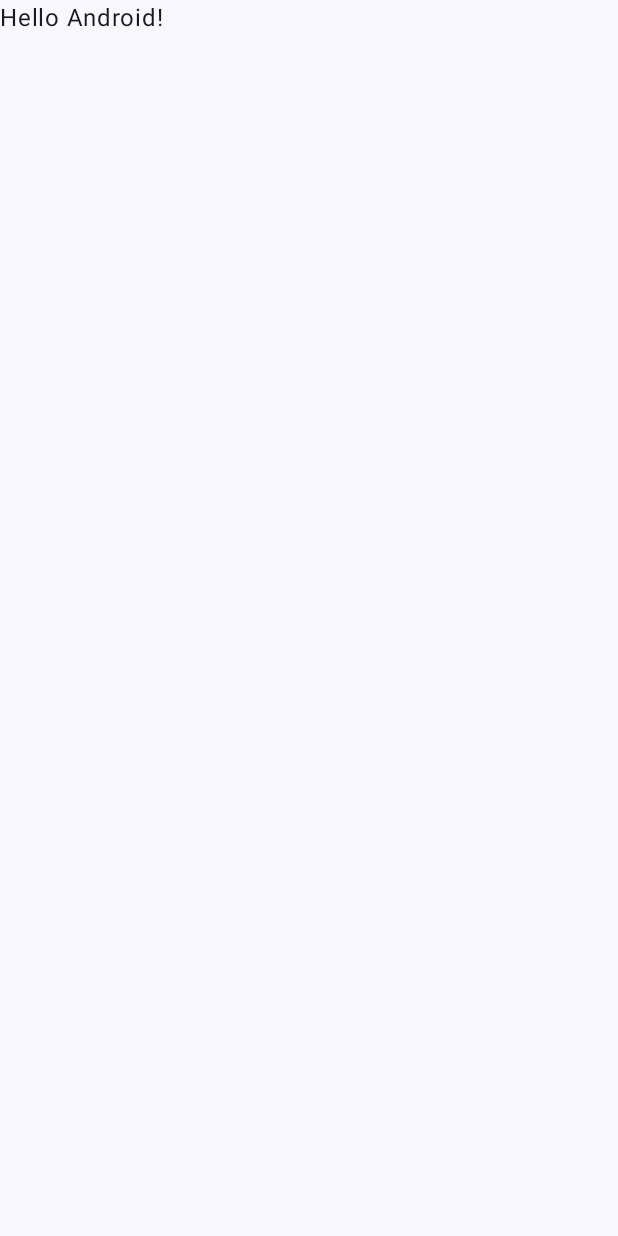
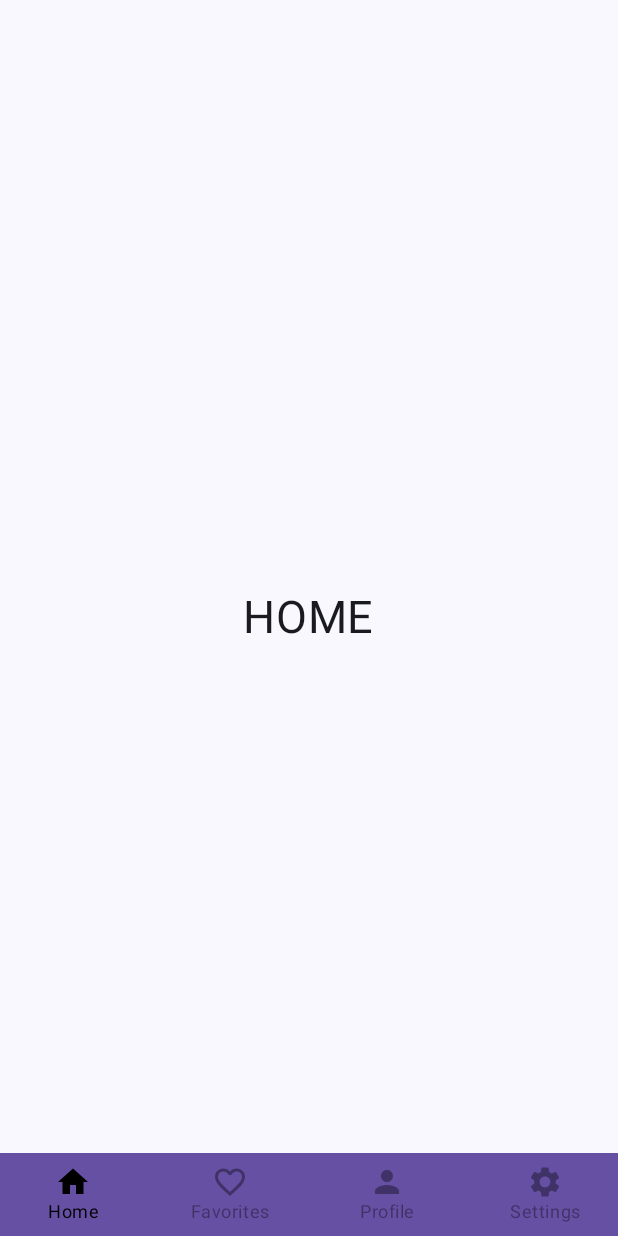
Before and after one commit to alejandro342/BottomNavBar, an Android app built with Jetpack Compose: the screen it shows after launch (MainActivity), on a phone screen of 412 x 824 dp. Before the commit the screen is almost empty. Run offline under Robolectric (Android 15) with nearby library versions, the phone set to English and light mode, and no system bars.

Commit message:
Navegación
BottomNav Navegación con las vistas de cada componente de la bottomNavBar

Co-Authored-By: Alejandro Ambrosio <67438573+alejandro342@users.noreply.github.com>

```diff
--- a/app/src/main/java/com/alejandro_dev_links/bottomnavbar/MainActivity.kt
+++ b/app/src/main/java/com/alejandro_dev_links/bottomnavbar/MainActivity.kt
@@ -6,13 +6,15 @@ import androidx.activity.compose.setContent
 import androidx.compose.foundation.layout.fillMaxSize
 import androidx.compose.material3.MaterialTheme
 import androidx.compose.material3.Surface
-import androidx.compose.material3.Text
-import androidx.compose.runtime.Composable
 import androidx.compose.ui.Modifier
-import androidx.compose.ui.tooling.preview.Preview
+import androidx.navigation.NavHostController
+import androidx.navigation.compose.rememberNavController
+import com.alejandro_dev_links.bottomnavbar.presentation.mycomponents.bottombar.screen.UserHomerScreen
 import com.alejandro_dev_links.bottomnavbar.ui.theme.BottomNavBarTheme
 
 class MainActivity : ComponentActivity() {
+
+    lateinit var navController: NavHostController
     override fun onCreate(savedInstanceState: Bundle?) {
         super.onCreate(savedInstanceState)
         setContent {
@@ -22,25 +24,10 @@ class MainActivity : ComponentActivity() {
                     modifier = Modifier.fillMaxSize(),
                     color = MaterialTheme.colorScheme.background
                 ) {
-                    Greeting("Android")
+                    navController = rememberNavController()
+                    UserHomerScreen(navController)
                 }
             }
         }
     }
 }
-
-@Composable
-fun Greeting(name: String, modifier: Modifier = Modifier) {
-    Text(
-        text = "Hello $name!",
-        modifier = modifier
-    )
-}
-
-@Preview(showBackground = true)
-@Composable
-fun GreetingPreview() {
-    BottomNavBarTheme {
-        Greeting("Android")
-    }
-}
--- /dev/null
+++ b/app/src/main/java/com/alejandro_dev_links/bottomnavbar/presentation/mycomponents/bottombar/components/UserBottomBar.kt
@@ -0,0 +1,37 @@
+package com.alejandro_dev_links.bottomnavbar.presentation.mycomponents.bottombar.components
+
+import androidx.compose.foundation.layout.height
+import androidx.compose.material3.NavigationBar
+import androidx.compose.runtime.Composable
+import androidx.compose.runtime.getValue
+import androidx.compose.ui.Modifier
+import androidx.compose.ui.unit.dp
+import androidx.navigation.NavHostController
+import androidx.navigation.compose.currentBackStackEntryAsState
+import com.alejandro_dev_links.bottomnavbar.presentation.navigation.screen.user.UserScreen
+import com.alejandro_dev_links.bottomnavbar.ui.theme.Purple40
+
+@Composable
+fun  UserBottomBar(navController: NavHostController){
+    val screens = listOf(
+        UserScreen.Home,
+        UserScreen.Favorites,
+        UserScreen.Profile,
+        UserScreen.Settings
+    )
+
+    val navBackEntry by navController.currentBackStackEntryAsState()
+    val currentDestination = navBackEntry?.destination
+    val bottomBarDestination = screens.any { it.route == currentDestination?.route }
+    if (bottomBarDestination) {
+        NavigationBar(modifier = Modifier.height(55.dp), containerColor = Purple40) {
+            screens.forEach { screen ->
+                UserBottomBarItem(
+                    screen = screen,
+                    currentDestination = currentDestination,
+                    navController = navController
+                )
+            }
+        }
+    }
+}
--- /dev/null
+++ b/app/src/main/java/com/alejandro_dev_links/bottomnavbar/presentation/mycomponents/bottombar/components/UserBottomBarItem.kt
@@ -0,0 +1,35 @@
+package com.alejandro_dev_links.bottomnavbar.presentation.mycomponents.bottombar.components
+
+import androidx.compose.foundation.layout.RowScope
+import androidx.compose.material.BottomNavigationItem
+import androidx.compose.material.ContentAlpha
+import androidx.compose.material.Icon
+import androidx.compose.material.LocalContentColor
+import androidx.compose.material.Text
+import androidx.compose.runtime.Composable
+import androidx.navigation.NavDestination
+import androidx.navigation.NavDestination.Companion.hierarchy
+import androidx.navigation.NavGraph.Companion.findStartDestination
+import androidx.navigation.NavHostController
+import com.alejandro_dev_links.bottomnavbar.presentation.navigation.screen.user.UserScreen
+
+@Composable
+fun RowScope.UserBottomBarItem(
+    screen: UserScreen,
+    currentDestination: NavDestination?,
+    navController: NavHostController
+) {
+    BottomNavigationItem(label = { Text(text = screen.title) },
+        icon = { Icon(imageVector = screen.icon, contentDescription = "icono") },
+        selected = currentDestination?.hierarchy?.any {
+            it.route == screen.route
+        } == true,
+        unselectedContentColor = LocalContentColor.current.copy(alpha = ContentAlpha.disabled),
+        onClick = {
+            navController.navigate(route = screen.route) {
+                popUpTo(navController.graph.findStartDestination().id)
+                launchSingleTop = true
+            }
+        }
+    )
+}
--- /dev/null
+++ b/app/src/main/java/com/alejandro_dev_links/bottomnavbar/presentation/mycomponents/bottombar/screen/UserHomerScreen.kt
@@ -0,0 +1,22 @@
+package com.alejandro_dev_links.bottomnavbar.presentation.mycomponents.bottombar.screen
+
+import android.annotation.SuppressLint
+import androidx.compose.material3.ExperimentalMaterial3Api
+import androidx.compose.material3.Scaffold
+import androidx.compose.runtime.Composable
+import androidx.navigation.NavHostController
+import androidx.navigation.compose.rememberNavController
+import com.alejandro_dev_links.bottomnavbar.presentation.mycomponents.bottombar.components.UserBottomBar
+import com.alejandro_dev_links.bottomnavbar.presentation.navigation.graph.user.UserNavGraph
+
+@SuppressLint("UnusedMaterial3ScaffoldPaddingParameter")
+@OptIn(ExperimentalMaterial3Api::class)
+@Composable
+fun UserHomerScreen(navController: NavHostController = rememberNavController()) {
+    Scaffold(
+        bottomBar = {
+            UserBottomBar(navController = navController)
+        }) {
+        UserNavGraph(navController = navController)
+    }
+}
--- /dev/null
+++ b/app/src/main/java/com/alejandro_dev_links/bottomnavbar/presentation/navigation/Graph.kt
@@ -0,0 +1,6 @@
+package com.alejandro_dev_links.bottomnavbar.presentation.navigation
+
+object Graph {
+    //graph home
+    const val USER = "user_graph"
+}
--- /dev/null
+++ b/app/src/main/java/com/alejandro_dev_links/bottomnavbar/presentation/navigation/graph/user/UserNavGraph.kt
@@ -0,0 +1,35 @@
+package com.alejandro_dev_links.bottomnavbar.presentation.navigation.graph.user
+
+import androidx.compose.runtime.Composable
+import androidx.navigation.NavHostController
+import androidx.navigation.compose.NavHost
+import androidx.navigation.compose.composable
+import com.alejandro_dev_links.bottomnavbar.presentation.navigation.Graph
+import com.alejandro_dev_links.bottomnavbar.presentation.navigation.screen.user.UserScreen
+import com.alejandro_dev_links.bottomnavbar.presentation.screens.favorites.screen.FavoritesScreen
+import com.alejandro_dev_links.bottomnavbar.presentation.screens.home.screen.UserHomeScreen
+import com.alejandro_dev_links.bottomnavbar.presentation.screens.profile.screen.ProfileScreen
+import com.alejandro_dev_links.bottomnavbar.presentation.screens.settings.screen.SettingsScreen
+
+@Composable
+fun UserNavGraph(navController: NavHostController) {
+    NavHost(
+        navController = navController,
+        route = Graph.USER,
+        startDestination = UserScreen.Home.route
+    ) {
+        composable(route = UserScreen.Home.route) {
+            UserHomeScreen(navController = navController)
+        }
+
+        composable(route = UserScreen.Favorites.route) {
+            FavoritesScreen(navController = navController)
+        }
+        composable(route = UserScreen.Profile.route) {
+            ProfileScreen(navController = navController)
+        }
+        composable(route = UserScreen.Settings.route) {
+            SettingsScreen(navController = navController)
+        }
+    }
+}
--- /dev/null
+++ b/app/src/main/java/com/alejandro_dev_links/bottomnavbar/presentation/navigation/screen/user/UserScreen.kt
@@ -0,0 +1,36 @@
+package com.alejandro_dev_links.bottomnavbar.presentation.navigation.screen.user
+
+import androidx.compose.material.icons.Icons
+import androidx.compose.material.icons.filled.Home
+import androidx.compose.material.icons.filled.Person
+import androidx.compose.material.icons.filled.Settings
+import androidx.compose.material.icons.outlined.FavoriteBorder
+import androidx.compose.ui.graphics.vector.ImageVector
+
+sealed class UserScreen(val route: String, val title: String, val icon: ImageVector) {
+
+
+    object Home : UserScreen(
+        route = "user/home",
+        title = "Home",
+        icon = Icons.Default.Home
+    )
+
+    object Favorites : UserScreen(
+        route = "user/favorites",
+        title = "Favorites",
+        icon = Icons.Outlined.FavoriteBorder
+    )
+
+    object Profile : UserScreen(
+        route = "user/profile",
+        title = "Profile",
+        icon = Icons.Default.Person
+    )
+
+    object Settings : UserScreen(
+        route = "user/settings",
+        title = "Settings",
+        icon = Icons.Default.Settings
+    )
+}
--- /dev/null
+++ b/app/src/main/java/com/alejandro_dev_links/bottomnavbar/presentation/screens/home/components/UserHomeContent.kt
@@ -0,0 +1,22 @@
+package com.alejandro_dev_links.bottomnavbar.presentation.screens.home.components
+
+import androidx.compose.foundation.layout.Arrangement
+import androidx.compose.foundation.layout.Column
+import androidx.compose.foundation.layout.fillMaxSize
+import androidx.compose.material3.Text
+import androidx.compose.runtime.Composable
+import androidx.compose.ui.Alignment
+import androidx.compose.ui.Modifier
+import androidx.compose.ui.unit.sp
+import androidx.navigation.NavHostController
+
+@Composable
+fun UserHomeContent(navController: NavHostController) {
+    Column(
+        modifier = Modifier.fillMaxSize(),
+        horizontalAlignment = Alignment.CenterHorizontally,
+        verticalArrangement = Arrangement.Center
+    ) {
+        Text(text = "HOME", fontSize = 30.sp)
+    }
+}
--- /dev/null
+++ b/app/src/main/java/com/alejandro_dev_links/bottomnavbar/presentation/screens/home/screen/UserHomeScreen.kt
@@ -0,0 +1,17 @@
+package com.alejandro_dev_links.bottomnavbar.presentation.screens.home.screen
+
+import android.annotation.SuppressLint
+import androidx.compose.material3.ExperimentalMaterial3Api
+import androidx.compose.material3.Scaffold
+import androidx.compose.runtime.Composable
+import androidx.navigation.NavHostController
+import com.alejandro_dev_links.bottomnavbar.presentation.screens.home.components.UserHomeContent
+
+@SuppressLint("UnusedMaterial3ScaffoldPaddingParameter")
+@OptIn(ExperimentalMaterial3Api::class)
+@Composable
+fun UserHomeScreen(navController: NavHostController) {
+    Scaffold {
+        UserHomeContent(navController = navController)
+    }
+}
```
Also changed, not shown: app/build.gradle.kts (+9 -2 lines), app/src/main/java/com/alejandro_dev_links/bottomnavbar/presentation/screens/favorites/components/FavoritesContent.kt (added, +22 -0 lines), app/src/main/java/com/alejandro_dev_links/bottomnavbar/presentation/screens/favorites/screen/FavoritesScreen.kt (added, +17 -0 lines), app/src/main/java/com/alejandro_dev_links/bottomnavbar/presentation/screens/profile/components/ProfileContent.kt (added, +22 -0 lines), app/src/main/java/com/alejandro_dev_links/bottomnavbar/presentation/screens/profile/screen/ProfileScreen.kt (added, +17 -0 lines), app/src/main/java/com/alejandro_dev_links/bottomnavbar/presentation/screens/settings/components/SettingsContent.kt (added, +22 -0 lines), app/src/main/java/com/alejandro_dev_links/bottomnavbar/presentation/screens/settings/screen/SettingsScreen.kt (added, +17 -0 lines).
